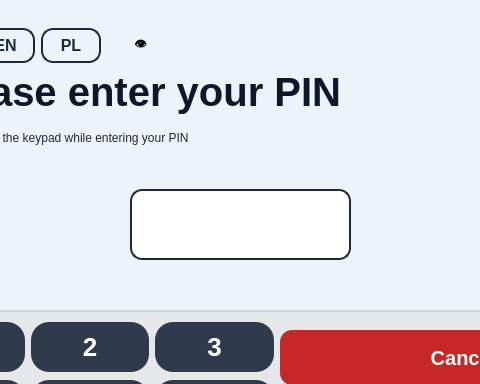
First picture: the form in bank-automat/mainwindow.ui, repository Lassesa/ATM_Bank-project, before the edit; both pictures show x 120 to 600 and y 0 to 384 of the 800 by 600 pixel window.
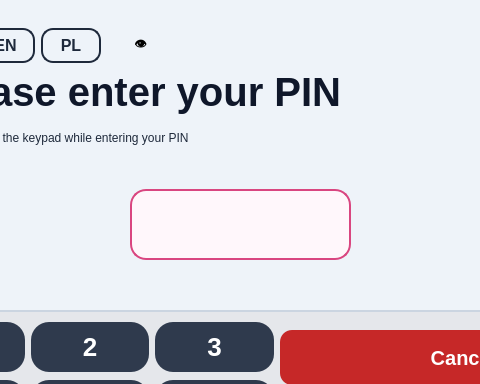
Second picture: the form after the edit. The open tabs and pages were chosen to show the change. Icons and pictures are not drawn.

Commit message: End of the day updates

```diff
--- a/bank-automat/mainwindow.ui
+++ b/bank-automat/mainwindow.ui
@@ -341,14 +341,17 @@
       </property>
       <property name="styleSheet">
        <string notr="true">QLineEdit#pinInput {
-    background-color: #ffffff;
-    color: #0F172A;
-    border: 2px solid #1E293B;
-    border-radius: 12px;
+    background-color: #FFF7FB;
+    border: 2px solid #D94680;
+    border-radius: 16px;
+
+    color: #9D174D;
     font-size: 28px;
-    font-weight: bold;
-    padding: 10px;
-    letter-spacing: 8px; 
+    font-weight: 700;
+    font-family: &quot;Segoe UI&quot;, &quot;Arial&quot;;
+
+    padding: 12px 18px;
+	letter-spacing: 12px;
 }</string>
       </property>
       <property name="inputMask">
```
Left out of the diff: 5 changed lines with no effect on the pictures. The commit also changes 1 other file.
